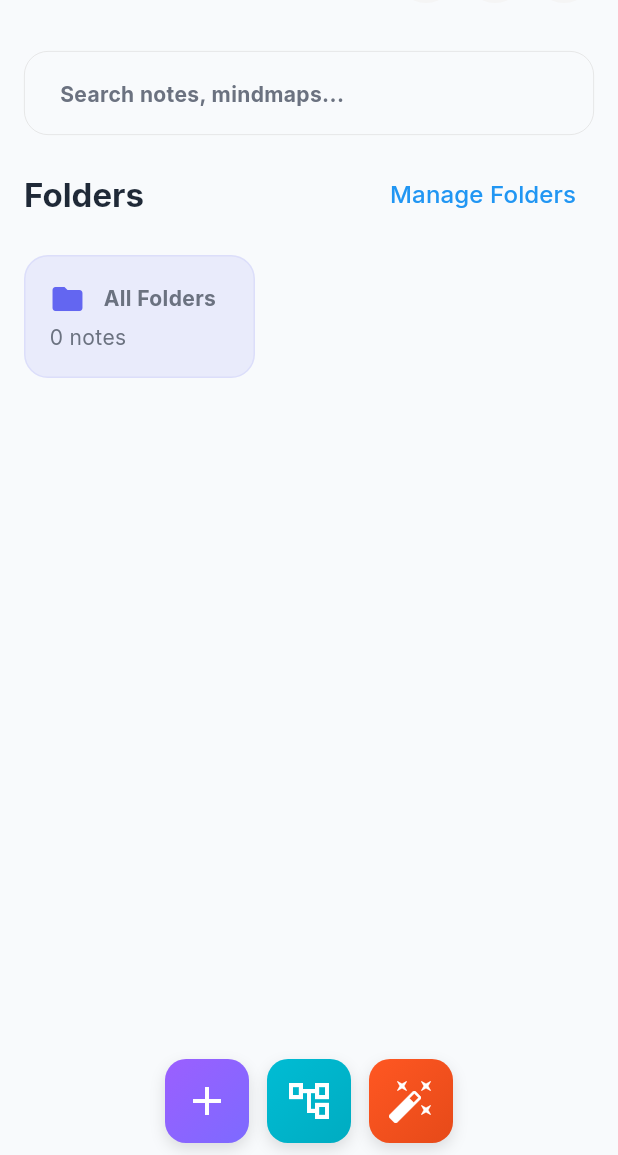
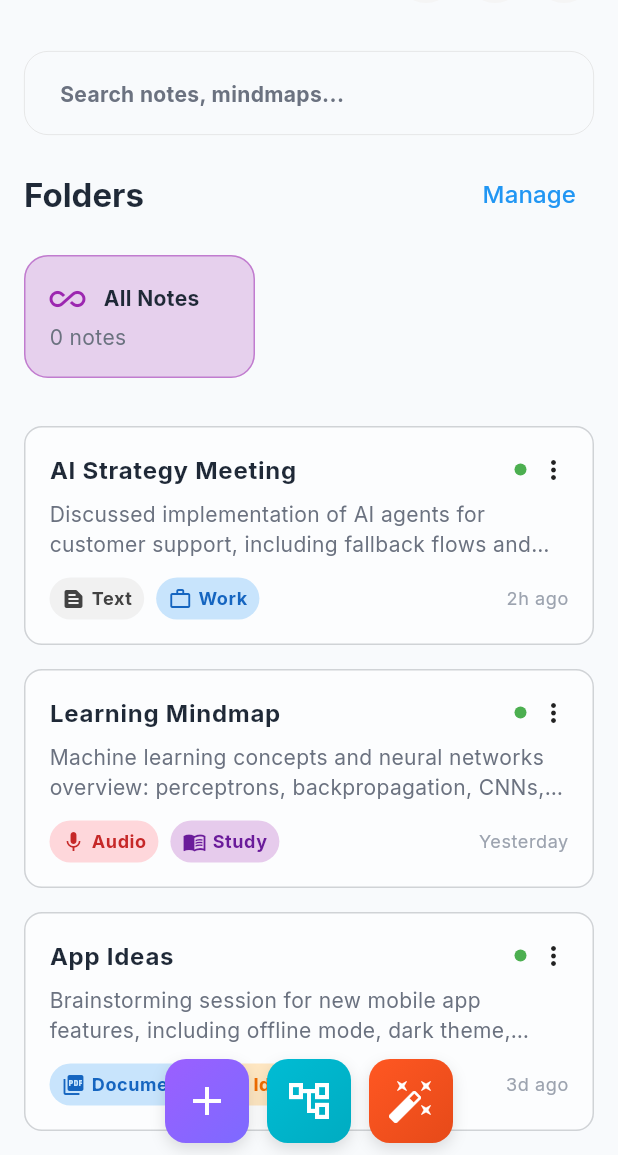
Before and after one commit to ketchstudio/ai-memo-app, a Flutter app: the HomeScreen screen opened by its route, on a phone screen of 412 x 824 dp, the part 81-1236 px from its top. Run offline on Flutter 3.47's test engine with Material 3 defaults, Android fonts, the phone set to English and light mode, and no system bars; our stand-ins replace bloc, equatable, firebase_core, flutter_bloc, flutter_dotenv, get_it and 4 more; missing offline and left inert: supabase_auth_ui; accounts and stored records are empty; statements that could not run were skipped.

Commit message:
Feature/show note (#10)
* Refactor: streamline folder management screen layout and improve state handling

* Feat: implement folder deletion confirmation dialog and improve folder state management

* Feat: introduce FolderType enum and enhance folder and note models with type attributes

```diff
--- a/lib/core/presentation/decoration/app_input_decoration.dart
+++ b/lib/core/presentation/decoration/app_input_decoration.dart
@@ -8,10 +8,7 @@ InputDecoration appInputDecoration({
   Widget? suffixIcon,
   bool filled = false,
   double borderRadius = 16,
-  EdgeInsets contentPadding = const EdgeInsets.symmetric(
-    horizontal: 20,
-    vertical: 16,
-  ),
+  EdgeInsets contentPadding = const EdgeInsets.all(16),
 }) {
   final theme = Theme.of(context);
 
--- a/lib/data/remote/supabase_folder_remote_datasource.dart
+++ b/lib/data/remote/supabase_folder_remote_datasource.dart
@@ -15,6 +15,8 @@ class SupabaseRemoteFolderDataSource extends FolderDataSource {
     final response = await client
         .from(SupabaseDatabaseTable.foldersWithNoteCount)
         .select()
+        .order('type', ascending: false)
+        .order('created_at', ascending: false)
         .onError(
           (e, stacktrace) => throw NetworkError('Failed to fetch folders: $e'),
         );
--- a/lib/domain/models/folder.dart
+++ b/lib/domain/models/folder.dart
@@ -5,12 +5,14 @@ class Folder extends Equatable {
   final String name;
   final int totalNotes;
   final DateTime createdAt;
+  final FolderType type; // now an enum instead of String or int
 
   const Folder({
     required this.id,
     required this.name,
     required this.totalNotes,
     required this.createdAt,
+    this.type = FolderType.other, // default for user-created
   });
 
   factory Folder.fromMap(Map<String, dynamic> map) => Folder(
@@ -20,6 +22,7 @@ class Folder extends Equatable {
         ? map['note_count'] as int
         : int.tryParse(map['note_count']?.toString() ?? '0') ?? 0,
     createdAt: DateTime.parse(map['created_at'] as String),
+    type: FolderTypeX.fromInt(map['type'] as int? ?? 0), // convert int to enum
   );
 
   Map<String, dynamic> toMap() => {
@@ -27,22 +30,50 @@ class Folder extends Equatable {
     'name': name,
     'note_count': totalNotes,
     'created_at': createdAt.toIso8601String(),
+    'type': type.toInt(), // send it as an int
   };
 
   @override
-  List<Object?> get props => [id, name, totalNotes, createdAt];
+  List<Object?> get props => [id, name, totalNotes, createdAt, type];
 
   Folder copyWith({
     String? id,
     String? name,
     int? totalNotes,
     DateTime? createdAt,
+    FolderType? type,
   }) {
     return Folder(
       id: id ?? this.id,
       name: name ?? this.name,
       totalNotes: totalNotes ?? this.totalNotes,
       createdAt: createdAt ?? this.createdAt,
+      type: type ?? this.type,
     );
   }
 }
+
+enum FolderType {
+  work("Work"),
+  personal("Personal"),
+  study("Study"),
+  ideas("Ideas"),
+  other("Other"),
+  all("All");
+
+  final String name;
+
+  const FolderType(this.name);
+}
+
+extension FolderTypeX on FolderType {
+  /// Turn this enum into the integer code you send/receive from your API.
+  int toInt() => index;
+
+  /// Turn an int from the API into one of our enum values (defaults to .other).
+  static FolderType fromInt(int code) {
+    return (code >= 0 && code < FolderType.values.length)
+        ? FolderType.values[code]
+        : FolderType.other;
+  }
+}
--- a/lib/domain/models/note.dart
+++ b/lib/domain/models/note.dart
@@ -1,3 +1,4 @@
+import 'package:ana_flutter/domain/models/folder.dart';
 import 'package:equatable/equatable.dart';
 
 class Note extends Equatable {
@@ -5,6 +6,8 @@ class Note extends Equatable {
   final String title;
   final String content;
   final String folderId;
+  final NoteType type;
+  final FolderType folderType;
   final DateTime createdAt;
 
   const Note({
@@ -12,9 +15,30 @@ class Note extends Equatable {
     required this.title,
     required this.content,
     required this.folderId,
+    required this.type,
+    required this.folderType,
     required this.createdAt,
   });
 
   @override
-  List<Object?> get props => [id, title, content, folderId, createdAt];
+  List<Object?> get props => [
+    id,
+    title,
+    content,
+    folderId,
+    createdAt,
+    type,
+    folderType,
+  ];
 }
+
+enum NoteType {
+  text("Text"),
+  audio("Audio"),
+  document("Document"),
+  video("Video");
+
+  final String name;
+
+  const NoteType(this.name);
+}
--- a/lib/presentation/app/bloc/folder/folder_bloc.dart
+++ b/lib/presentation/app/bloc/folder/folder_bloc.dart
@@ -34,7 +34,7 @@ class FolderBloc extends Bloc<FolderEvent, FolderState> {
       onData: (folders) {
         return FolderLoadSuccess(
           folders.reversed
-              .mapIndexed((index, item) => item.toUiItem(index))
+              .map((e) => e.toUiItem())
               .toList(),
         );
       },
--- a/lib/presentation/app/bloc/folder/folder_state.dart
+++ b/lib/presentation/app/bloc/folder/folder_state.dart
@@ -47,6 +47,10 @@ class DeleteFolderLoadSuccess extends FolderState {
   const DeleteFolderLoadSuccess(super.folders);
 }
 
+class CreatingFolderLoadSuccess extends FolderState {
+  const CreatingFolderLoadSuccess(super.folders);
+}
+
 class CreateFolderLoadSuccess extends FolderState {
   const CreateFolderLoadSuccess(super.folders);
 }
--- a/lib/presentation/home/folder/folder_card.dart
+++ b/lib/presentation/home/folder/folder_card.dart
@@ -24,9 +24,11 @@ class FolderCard extends StatelessWidget {
         child: Container(
           padding: const EdgeInsets.all(16),
           decoration: BoxDecoration(
-            color: folder.color.withValues(alpha: 0.1),
+            color: folder.type.foregroundColor.withValues(alpha: 0.2),
             borderRadius: AppBorderRadius.card,
-            border: AppBorder.card(folder.color.withValues(alpha: 0.1)),
+            border: AppBorder.outline(
+              folder.type.foregroundColor.withValues(alpha: 0.5),
+            ),
           ),
           child: Column(
             crossAxisAlignment: CrossAxisAlignment.start,
@@ -35,13 +37,20 @@ class FolderCard extends StatelessWidget {
                 width: 120,
                 child: Row(
                   children: [
-                    Icon(folder.icon, size: 24, color: folder.color),
+                    Icon(
+                      folder.type.icon,
+                      size: 24,
+                      color: folder.type.foregroundColor,
+                    ),
                     const SizedBox(width: 12),
                     Expanded(
                       child: Text(
                         folder.name,
                         style: AppTextStyles.bodyMedium(
                           context,
+                        )
+                            .copyWith(
+                          color: Theme.of(context).colorScheme.onSurface,
                         ).withFontWeight(FontWeight.bold),
                         maxLines: 1,
                         overflow: TextOverflow.ellipsis,
--- a/lib/presentation/home/home_screen.dart
+++ b/lib/presentation/home/home_screen.dart
@@ -10,12 +10,14 @@ import 'package:flutter/material.dart';
 import 'package:flutter_bloc/flutter_bloc.dart';
 import 'package:go_router/go_router.dart';
 
+import '../../domain/models/folder.dart';
 import '../app/bloc/folder/folder_bloc.dart';
 import '../app/bloc/folder/folder_state.dart';
 import '../app/bloc/theme_cubit.dart';
 import 'action/note_create_option_bottomsheet.dart';
 import 'folder/folder_list_view.dart';
 import 'home_app_bar.dart';
+import 'note/note_list.dart';
 
 class HomeScreen extends StatefulWidget {
   const HomeScreen({super.key});
@@ -48,12 +50,8 @@ class _HomeScreenState extends State<HomeScreen> {
                     (state) => state is! FolderLoading,
                   );
                 },
-                child: SingleChildScrollView(
-                  physics: const AlwaysScrollableScrollPhysics(),
                 child: Column(
-                    crossAxisAlignment: CrossAxisAlignment.start,
                   children: [
-                      // Placeholder for the main content area
                     Padding(
                       padding: const EdgeInsets.all(16),
                       child: SearchBarWidget(
@@ -63,10 +61,20 @@ class _HomeScreenState extends State<HomeScreen> {
                         },
                       ),
                     ),
+                    Expanded(
+                      child: SingleChildScrollView(
+                        scrollDirection: Axis.vertical,
+                        physics: const AlwaysScrollableScrollPhysics(),
+                        child: Column(
+                          crossAxisAlignment: CrossAxisAlignment.start,
+                          children: [
                             Padding(
-                        padding: const EdgeInsets.symmetric(horizontal: 16),
+                              padding: const EdgeInsets.symmetric(
+                                horizontal: 16,
+                              ),
                               child: Row(
-                          mainAxisAlignment: MainAxisAlignment.spaceBetween,
+                                mainAxisAlignment:
+                                    MainAxisAlignment.spaceBetween,
                                 children: [
                                   Text(
                                     'Folders',
@@ -76,14 +84,15 @@ class _HomeScreenState extends State<HomeScreen> {
                                   ),
                                   TextButton(
                                     child: const Text(
-                                'Manage Folders',
+                                      'Manage',
                                       style: TextStyle(
                                         fontSize: 16,
                                         color: Colors.blue,
                                       ),
                                     ),
-                              onPressed: () =>
-                                  context.push(AppRoute.folderManagement.path),
+                                    onPressed: () => context.push(
+                                      AppRoute.folderManagement.path,
+                                    ),
                                   ),
                                 ],
                               ),
@@ -92,18 +101,28 @@ class _HomeScreenState extends State<HomeScreen> {
                             BlocBuilder<FolderBloc, FolderState>(
                               builder: (context, state) {
                                 if (state is FolderLoading) {
-                            return const Center(child: CircularProgressIndicator());
+                                  return const Center(
+                                    child: CircularProgressIndicator(),
+                                  );
                                 }
 
-                          if (state is FolderLoadSuccess && state.folders.isEmpty) {
-                            return const Center(child: Text('No folders available'));
+                                if (state is FolderLoadSuccess &&
+                                    state.folders.isEmpty) {
+                                  return const Center(
+                                    child: Text('No folders available'),
+                                  );
                                 }
 
                                 return _content(context, state.folders);
                               },
                             ),
+                            NotesList(),
+                            const SizedBox(height: 60),
                           ],
                         ),
+                      ),
+                    ),
+                  ],
                 ),
               ),
             ),
@@ -137,16 +156,13 @@ Widget _content(BuildContext context, List<FolderUiItem> folders) {
       folders: [
         FolderUiItem(
           id: 'all',
-          name: "All Folders",
-          icon: Icons.folder,
+          name: "All Notes",
           noteCount: folders.fold(0, (sum, folder) => sum + folder.noteCount),
-          color: Theme.of(context).colorScheme.primary,
+          type: FolderType.all,
         ),
         ...folders,
       ],
-      onFolderSelected: (folderId) {
-        context.push(AppRoute.folderManagement.path);
-      },
+      onFolderSelected: (folderId) {},
     ),
   );
 }
--- /dev/null
+++ b/lib/presentation/home/note/note_card.dart
@@ -0,0 +1,133 @@
+import 'package:ana_flutter/presentation/home/folder/folder_contract.dart';
+import 'package:ana_flutter/presentation/theme/app_border.dart';
+import 'package:ana_flutter/presentation/theme/app_border_radius.dart';
+import 'package:ana_flutter/presentation/theme/app_text_styles.dart';
+import 'package:flutter/material.dart';
+
+import 'note_ui_item.dart';
+
+class NoteCard extends StatelessWidget {
+  final NoteUiItem item;
+  final VoidCallback? onMenuTap;
+
+  const NoteCard({super.key, required this.item, this.onMenuTap});
+
+  String _timeAgo(DateTime dt) {
+    final diff = DateTime.now().difference(dt);
+    if (diff.inMinutes < 60) return '${diff.inMinutes}m ago';
+    if (diff.inHours < 24) return '${diff.inHours}h ago';
+    if (diff.inDays == 1) return 'Yesterday';
+    return '${diff.inDays}d ago';
+  }
+
+  @override
+  Widget build(BuildContext context) {
+    final theme = Theme.of(context);
+
+    return Container(
+      margin: const EdgeInsets.symmetric(vertical: 8, horizontal: 16),
+      padding: const EdgeInsets.all(16),
+      decoration: BoxDecoration(
+        color: theme.colorScheme.surface.withValues(alpha: 0.5),
+        borderRadius: BorderRadius.circular(12),
+        border: AppBorder.outline(theme.colorScheme.onSurface.withValues(alpha: 0.2)),
+      ),
+      child: Column(
+        crossAxisAlignment: CrossAxisAlignment.start,
+        children: [
+          Row(
+            children: [
+              Expanded(
+                child: Text(
+                  item.title,
+                  style: AppTextStyles.bodyLarge(
+                    context,
+                  ).withFontWeight(FontWeight.bold),
+                ),
+              ),
+              Container(
+                width: 8,
+                height: 8,
+                decoration: BoxDecoration(
+                  color: item.statusDotColor,
+                  shape: BoxShape.circle,
+                ),
+              ),
+              const SizedBox(width: 8),
+              GestureDetector(
+                onTap: onMenuTap,
+                child: const Icon(Icons.more_vert, size: 20),
+              ),
+            ],
+          ),
+
+          const SizedBox(height: 8),
+          // ── Snippet
+          Text(
+            item.snippet,
+            style: theme.textTheme.bodyMedium,
+            maxLines: 2,
+            overflow: TextOverflow.ellipsis,
+          ),
+
+          const SizedBox(height: 12),
+          // ── Bottom row: NoteType chip, FolderType chip, timestamp, brain-icon
+          Row(
+            children: [
+              // NoteType chip
+              Container(
+                padding: const EdgeInsets.symmetric(horizontal: 8, vertical: 6),
+                decoration: BoxDecoration(
+                  color: item.type.chipColor.withValues(alpha: 0.8),
+                  borderRadius: AppBorderRadius.circle(),
+                ),
+                child: Row(
+                  children: [
+                    Icon(item.type.icon, size: 16, color: item.type.textColor),
+                    const SizedBox(width: 4),
+                    Text(
+                      item.type.name,
+                      style: AppTextStyles.bodySmall(context)
+                          .copyWith(color: item.type.textColor)
+                          .withFontWeight(FontWeight.bold),
+                    ),
+                  ],
+                ),
+              ),
+
+              const SizedBox(width: 8),
+
+              Container(
+                padding: const EdgeInsets.symmetric(horizontal: 8, vertical: 6),
+                decoration: BoxDecoration(
+                  color: item.folderType.chipColor.withValues(alpha: 0.8),
+                  borderRadius: AppBorderRadius.circle(),
+                ),
+                child: Row(
+                  children: [
+                    Icon(
+                      item.folderType.icon,
+                      size: 16,
+                      color: item.folderType.foregroundColor,
+                    ),
+                    const SizedBox(width: 4),
+                    Text(
+                      item.folderType.name,
+                      style: AppTextStyles.bodySmall(context)
+                          .copyWith(color: item.folderType.foregroundColor)
+                          .withFontWeight(FontWeight.bold),
+                    ),
+                  ],
+                ),
+              ),
+
+              const Spacer(),
+              // timestamp
+              Text(_timeAgo(item.createdAt), style: theme.textTheme.bodySmall),
+            ],
+          ),
+        ],
+      ),
+    );
+  }
+}
--- /dev/null
+++ b/lib/presentation/home/note/note_list.dart
@@ -0,0 +1,27 @@
+import 'package:ana_flutter/presentation/home/note/note_ui_item.dart';
+import 'package:flutter/cupertino.dart';
+
+import 'note_card.dart';
+
+class NotesList extends StatelessWidget {
+  const NotesList({super.key});
+
+  @override
+  Widget build(BuildContext context) {
+    return ListView(
+      physics: const NeverScrollableScrollPhysics(),
+      shrinkWrap: true,
+      padding: const EdgeInsets.symmetric(vertical: 16),
+      children: dummyNotes.map(
+          (note) => note.toUiItem()
+      )
+          .map((ui) => NoteCard(
+            item: ui,
+            onMenuTap: () {
+              // Handle menu tap
+            },
+      ))
+          .toList(),
+    );
+  }
+}
--- /dev/null
+++ b/lib/presentation/home/note/note_ui_item.dart
@@ -0,0 +1,144 @@
+import 'package:flutter/material.dart';
+
+import '../../../domain/models/folder.dart'; // for FolderType
+import '../../../domain/models/note.dart';
+
+/// 1) A little UI‐only model
+class NoteUiItem {
+  final String id;
+  final String title;
+  final String snippet;
+  final DateTime createdAt;
+  final NoteType type;
+  final FolderType folderType;
+  final Color statusDotColor;
+
+  NoteUiItem({
+    required this.id,
+    required this.title,
+    required this.snippet,
+    required this.createdAt,
+    required this.type,
+    required this.folderType,
+    this.statusDotColor = Colors.green,
+  });
+}
+
+/// 2) A helper to turn long content into a 2-line snippet
+String _makeSnippet(String content, {int wordLimit = 12}) {
+  final words = content.split(RegExp(r'\s+'));
+  if (words.length <= wordLimit) return content;
+  return '${words.take(wordLimit).join(' ')}…';
+}
+
+/// 3) Extension on your domain Note
+extension NoteUiMapper on Note {
+  /// You must supply the NoteType (audio, text, doc, video…)
+  /// and the FolderType (work, personal, study, ideas, other).
+  NoteUiItem toUiItem({Color statusDotColor = Colors.green}) {
+    return NoteUiItem(
+      id: id,
+      title: title,
+      snippet: _makeSnippet(content),
+      createdAt: createdAt,
+      type: type,
+      folderType: folderType,
+      statusDotColor: statusDotColor,
+    );
+  }
+}
+
+extension NoteTypeIcon on NoteType {
+  /// Returns the appropriate icon for each note type
+  IconData get icon {
+    switch (this) {
+      case NoteType.audio:
+        return Icons.mic;
+      case NoteType.text:
+        return Icons.text_snippet;
+      case NoteType.document:
+        return Icons.picture_as_pdf;
+      case NoteType.video:
+        return Icons.videocam;
+    }
+  }
+}
+
+extension NoteTypeColor on NoteType {
+  /// Background color for the type‐chip
+  Color get chipColor {
+    switch (this) {
+      case NoteType.audio:
+        return Colors.red.shade100;
+      case NoteType.text:
+        return Colors.grey.shade200;
+      case NoteType.document:
+        return Colors.blue.shade100;
+      case NoteType.video:
+        return Colors.red.shade100;
+    }
+  }
+
+  /// Text/Icon color for the type‐chip
+  Color get textColor {
+    switch (this) {
+      case NoteType.audio:
+      case NoteType.video:
+        return Colors.red.shade800;
+      case NoteType.text:
+        return Colors.grey.shade800;
+      case NoteType.document:
+        return Colors.blue.shade800;
+    }
+  }
+}
+
+final List<Note> dummyNotes = [
+  Note(
+    id: '1',
+    title: 'AI Strategy Meeting',
+    content:
+        'Discussed implementation of AI agents for customer support, including fallback flows and monitoring dashboards.',
+    folderId: 'work',
+    createdAt: DateTime.now().subtract(Duration(hours: 2)),
+    type: NoteType.text,
+    // Assuming this is a text note
+    folderType: FolderType.work, // Assuming this note belongs to a work folder
+  ),
+  Note(
+    id: '2',
+    title: 'Learning Mindmap',
+    content:
+        'Machine learning concepts and neural networks overview: perceptrons, backpropagation, CNNs, RNNs, and transformers.',
+    folderId: 'study',
+    createdAt: DateTime.now().subtract(Duration(days: 1)),
+    type: NoteType.audio,
+    // Assuming this is a text note
+    folderType:
+        FolderType.study, // Assuming this note belongs to a study folder
+  ),
+  Note(
+    id: '3',
+    title: 'App Ideas',
+    content:
+        'Brainstorming session for new mobile app features, including offline mode, dark theme, chat integration, and AR previews.',
+    folderId: 'ideas',
+    createdAt: DateTime.now().subtract(Duration(days: 3)),
+    type: NoteType.document,
+    // Assuming this is a text note
+    folderType:
+        FolderType.ideas, // Assuming this note belongs to an ideas folder
+  ),
+  Note(
+    id: '4',
+    title: 'Python Tutorial',
+    content:
+        'Complete guide to Python programming fundamentals: variables, data types, control flow, functions, OOP, and modules.',
+    folderId: 'study',
+    createdAt: DateTime.now().subtract(Duration(days: 5)),
+    type: NoteType.video,
+    // Assuming this is a text note
+    folderType:
+        FolderType.study, // Assuming this note belongs to a study folder
+  ),
+];
--- a/lib/presentation/theme/app_border.dart
+++ b/lib/presentation/theme/app_border.dart
@@ -12,7 +12,7 @@ class AppBorder {
 
   /// Outline border (e.g., for input fields)
   static Border outline([Color? color]) =>
-      Border.all(color: color ?? Colors.grey.shade300, width: _thick);
+      Border.all(color: color ?? Colors.grey.shade300, width: _thin);
 
   /// Thin border side (e.g., for InputDecoration)
   static BorderSide thin([Color? color]) =>
--- a/lib/presentation/theme/app_border_radius.dart
+++ b/lib/presentation/theme/app_border_radius.dart
@@ -8,12 +8,16 @@ class AppBorderRadius {
   static const double _field = 8;
 
   static BorderRadius get card => BorderRadius.circular(_card);
+
   static BorderRadius get button => BorderRadius.circular(_button);
+
   static BorderRadius get field => BorderRadius.circular(_field);
 
   // Custom circular radius
   static BorderRadius circular(double radius) => BorderRadius.circular(radius);
 
+  static BorderRadius circle() => BorderRadius.circular(9999);
+
   // Uniform on each corner
   static BorderRadius all(double radius) =>
       BorderRadius.all(Radius.circular(radius));
```
Also changed, not shown: lib/presentation/folder_management/folder_management_screen.dart (+67 -12 lines), lib/presentation/home/create_from_text/create_from_text.dart (+29 -10 lines), lib/presentation/home/create_from_text/widget/folder_selector.dart (+26 -8 lines), lib/presentation/home/folder/folder_contract.dart (+58 -36 lines). Lines whose indentation alone changed are shown as unchanged.
